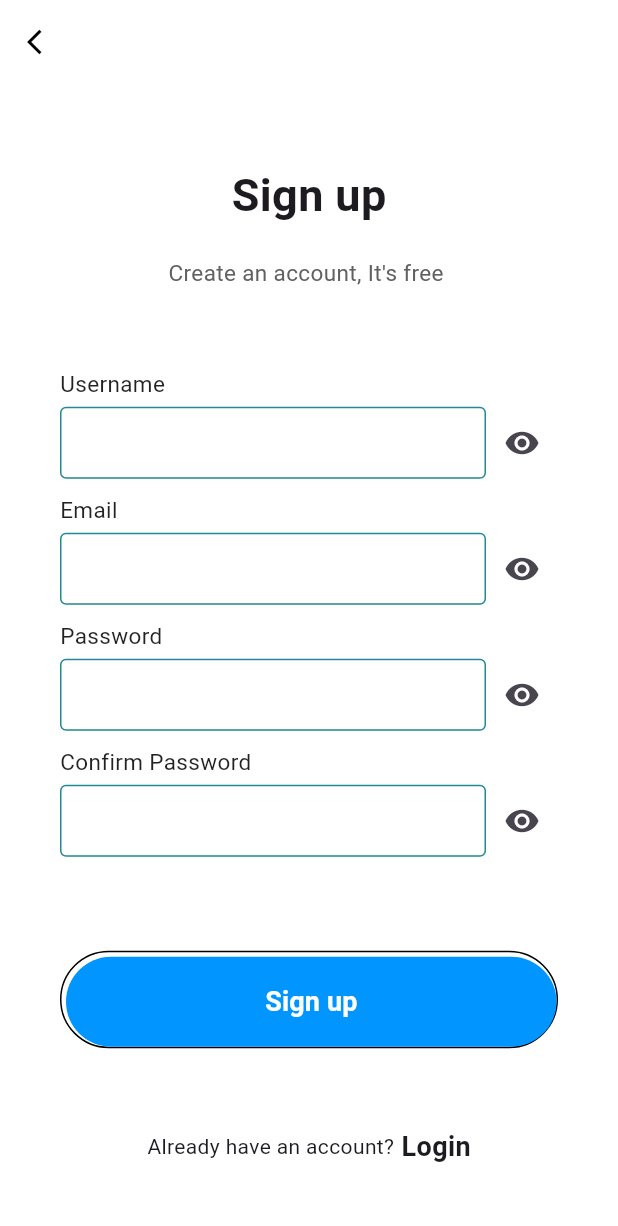
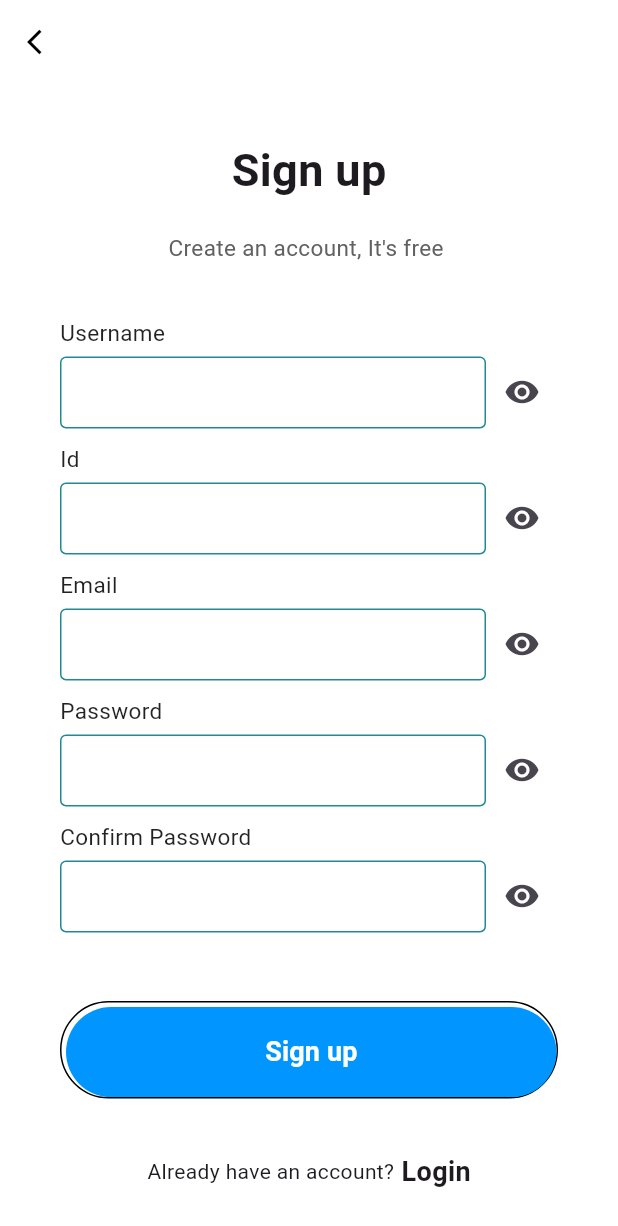
Before and after one commit to nanafarhanj/project, a Flutter app: the SignupPage screen opened directly, on a phone screen of 412 x 824 dp. Shown: the top 1226 px of the screen. Run offline on Flutter 3.47's test engine with Material 3 defaults, Android fonts, the phone set to English and light mode, and no system bars; our stand-ins replace line_awesome_flutter.

```diff
--- a/flutter_app/lib/signup.dart
+++ b/flutter_app/lib/signup.dart
@@ -57,6 +57,7 @@ class SignupPageState extends State<SignupPage> {
               Column(
                 children: <Widget>[
                   inputFile(label: "Username"),
+                  inputFile(label: "Id"),
                   inputFile(label: "Email"),
                   inputFile(label: "Password", obscureText: true),
                   inputFile(label: "Confirm Password ", obscureText: true),
```
